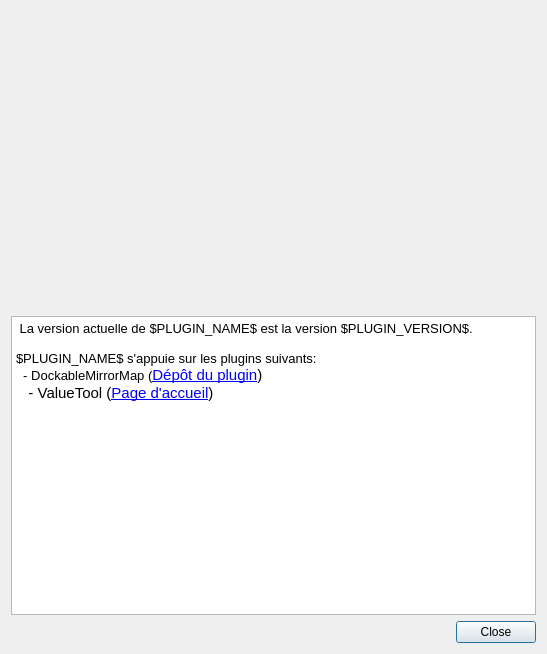
Qt form ui_dlg.ui (CS-SI/TerreImage) before a commit.
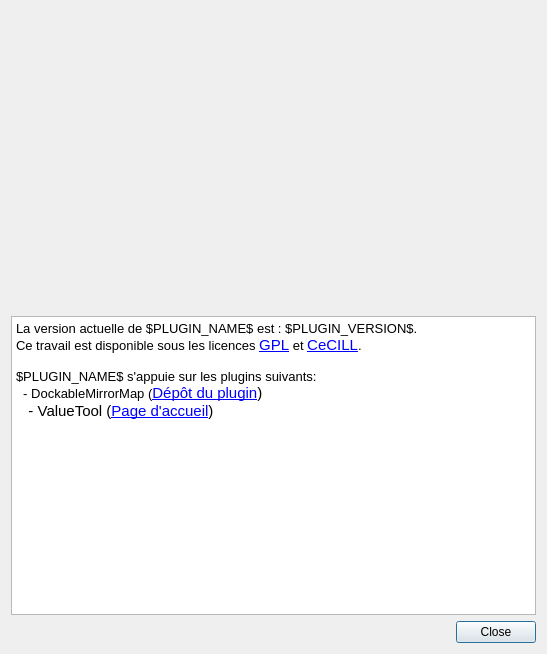
The same form after that commit. Icons and pictures are not drawn.

```diff
--- a/ui_dlg.ui
+++ b/ui_dlg.ui
@@ -58,7 +58,8 @@
 &lt;html&gt;&lt;head&gt;&lt;meta name=&quot;qrichtext&quot; content=&quot;1&quot; /&gt;&lt;style type=&quot;text/css&quot;&gt;
 p, li { white-space: pre-wrap; }
 &lt;/style&gt;&lt;/head&gt;&lt;body style=&quot; font-family:'Ubuntu'; font-size:11pt; font-weight:400; font-style:normal;&quot;&gt;
-&lt;p style=&quot; margin-top:0px; margin-bottom:0px; margin-left:0px; margin-right:0px; -qt-block-indent:0; text-indent:0px;&quot;&gt;&lt;span style=&quot; font-family:'Sans'; font-size:10pt;&quot;&gt; La version actuelle de $PLUGIN_NAME$ est la version $PLUGIN_VERSION$.&lt;/span&gt;&lt;/p&gt;
+&lt;p style=&quot; margin-top:0px; margin-bottom:0px; margin-left:0px; margin-right:0px; -qt-block-indent:0; text-indent:0px;&quot;&gt;&lt;span style=&quot; font-family:'Sans'; font-size:10pt;&quot;&gt;La version actuelle de $PLUGIN_NAME$ est : $PLUGIN_VERSION$.&lt;/span&gt;&lt;/p&gt;
+&lt;p style=&quot; margin-top:0px; margin-bottom:0px; margin-left:0px; margin-right:0px; -qt-block-indent:0; text-indent:0px;&quot;&gt;&lt;span style=&quot; font-family:'Sans'; font-size:10pt;&quot;&gt;Ce travail est disponible sous les licences &lt;/span&gt;&lt;a href=&quot;http://www.gnu.org/copyleft/gpl.html&quot;&gt;&lt;span style=&quot; text-decoration: underline; color:#0000ff;&quot;&gt;GPL&lt;/span&gt;&lt;/a&gt;&lt;span style=&quot; font-family:'Sans'; font-size:10pt;&quot;&gt; et &lt;/span&gt;&lt;a href=&quot;http://www.cecill.info/licences/Licence_CeCILL_V2-fr.html&quot;&gt;&lt;span style=&quot; text-decoration: underline; color:#0000ff;&quot;&gt;CeCILL&lt;/span&gt;&lt;/a&gt;&lt;span style=&quot; font-family:'Sans'; font-size:10pt;&quot;&gt;. &lt;/span&gt;&lt;/p&gt;
 &lt;p style=&quot;-qt-paragraph-type:empty; margin-top:0px; margin-bottom:0px; margin-left:0px; margin-right:0px; -qt-block-indent:0; text-indent:0px; font-family:'Sans'; font-size:10pt;&quot;&gt;&lt;br /&gt;&lt;/p&gt;
 &lt;p style=&quot; margin-top:0px; margin-bottom:0px; margin-left:0px; margin-right:0px; -qt-block-indent:0; text-indent:0px;&quot;&gt;&lt;span style=&quot; font-family:'Sans'; font-size:10pt;&quot;&gt;$PLUGIN_NAME$ s'appuie sur les plugins suivants:&lt;/span&gt;&lt;/p&gt;
 &lt;p style=&quot; margin-top:0px; margin-bottom:0px; margin-left:0px; margin-right:0px; -qt-block-indent:0; text-indent:0px;&quot;&gt;&lt;span style=&quot; font-family:'Sans'; font-size:10pt;&quot;&gt;  - DockableMirrorMap (&lt;/span&gt;&lt;a href=&quot;http://github.com/faunalia/dockablemirrormap&quot;&gt;&lt;span style=&quot; text-decoration: underline; color:#0000ff;&quot;&gt;Dépôt du plugin&lt;/span&gt;&lt;/a&gt;) &lt;img src=&quot;:/plugins/DockableMirrorMap/icons/dockablemirrormap.png&quot; /&gt;&lt;/p&gt;
```
